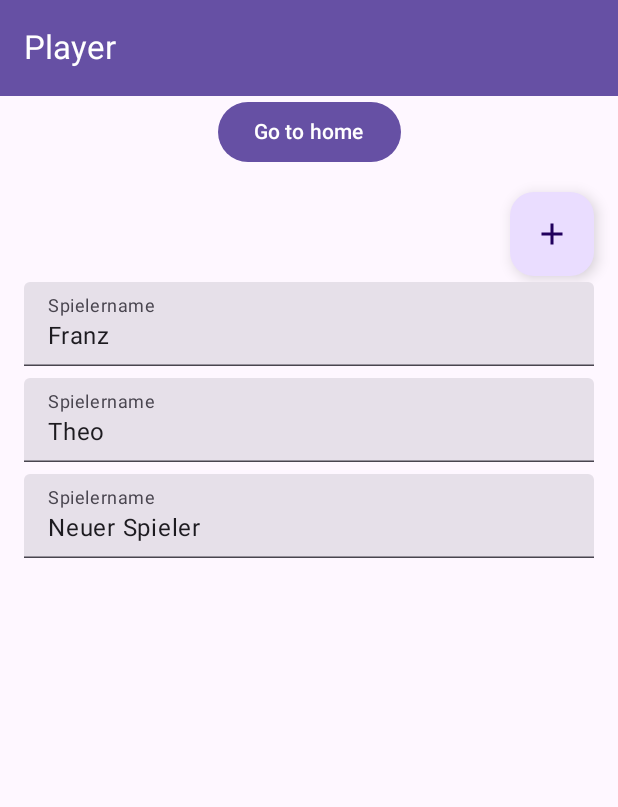
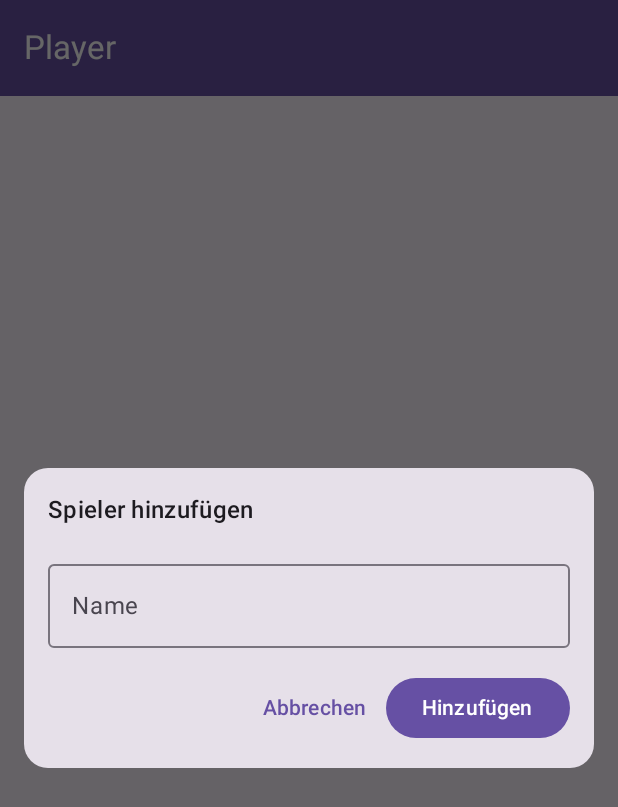
Before and after one commit to franzDamian/MagicMagic, an Android app built with Jetpack Compose: the PlayerScreen screen opened through its navigation route, after a tap on "Plus-Icon", on a phone screen of 412 x 824 dp. Shown: the top 807 px of the screen. Run offline under Robolectric (Android 15) with nearby library versions, the phone set to English and light mode, and no system bars; our stand-ins replace Dagger/Hilt's generated code, Room's generated code.

```diff
--- a/app/src/main/AndroidManifest.xml
+++ b/app/src/main/AndroidManifest.xml
@@ -3,6 +3,7 @@
     xmlns:tools="http://schemas.android.com/tools">
 
     <application
+        android:name=".MagicMagicApp"
         android:allowBackup="true"
         android:dataExtractionRules="@xml/data_extraction_rules"
         android:fullBackupContent="@xml/backup_rules"
--- /dev/null
+++ b/app/src/main/java/com/magic/magicmagic/AppModule.kt
@@ -0,0 +1,28 @@
+package com.magic.magicmagic
+
+import android.content.Context
+import androidx.room.Room
+import com.magic.magicmagic.database.AppDatabase
+import com.magic.magicmagic.database.PlayerDao
+import dagger.Module
+import dagger.Provides
+import dagger.hilt.InstallIn
+import dagger.hilt.android.qualifiers.ApplicationContext
+import dagger.hilt.components.SingletonComponent
+
+@Module
+@InstallIn(SingletonComponent::class)
+object AppModule {
+
+    @Provides
+    fun provideDb(@ApplicationContext ctx: Context): AppDatabase {
+        return Room.databaseBuilder(
+            ctx,
+            AppDatabase::class.java,
+            "magicmagic-db"
+        ).build()
+    }
+
+    @Provides
+    fun providePlayerDao(db: AppDatabase): PlayerDao = db.playerDao()
+}
--- a/app/src/main/java/com/magic/magicmagic/MainActivity.kt
+++ b/app/src/main/java/com/magic/magicmagic/MainActivity.kt
@@ -14,7 +14,9 @@ import androidx.compose.ui.tooling.preview.Preview
 import com.magic.magicmagic.components.TopBar
 import com.magic.magicmagic.navigation.NavigationProvider
 import com.magic.magicmagic.ui.theme.MagicMagicTheme
+import dagger.hilt.android.AndroidEntryPoint
 
+@AndroidEntryPoint
 class MainActivity : ComponentActivity() {
     override fun onCreate(savedInstanceState: Bundle?) {
         super.onCreate(savedInstanceState)
--- a/app/src/main/java/com/magic/magicmagic/components/player/PlayerList.kt
+++ b/app/src/main/java/com/magic/magicmagic/components/player/PlayerList.kt
@@ -1,84 +1,41 @@
-import androidx.compose.foundation.background
-import androidx.compose.foundation.border
-import androidx.compose.foundation.layout.Column
-import androidx.compose.foundation.layout.fillMaxSize
-import androidx.compose.foundation.layout.fillMaxWidth
-import androidx.compose.foundation.layout.padding
+import androidx.compose.foundation.layout.Arrangement
+import androidx.compose.foundation.layout.PaddingValues
+import androidx.compose.foundation.layout.Row
 import androidx.compose.foundation.lazy.LazyColumn
 import androidx.compose.foundation.lazy.items
 import androidx.compose.material.icons.Icons
-import androidx.compose.material.icons.filled.Add
-import androidx.compose.material3.Button
-import androidx.compose.material3.FloatingActionButton
+import androidx.compose.material.icons.filled.Delete
 import androidx.compose.material3.Icon
 import androidx.compose.material3.IconButton
-import androidx.compose.material3.MaterialTheme
 import androidx.compose.material3.Text
 import androidx.compose.material3.TextField
 import androidx.compose.runtime.Composable
-import androidx.compose.runtime.collectAsState
-import androidx.compose.runtime.getValue
-import androidx.compose.runtime.mutableStateOf
-import androidx.compose.runtime.remember
-import androidx.compose.runtime.setValue
-import androidx.compose.ui.Alignment
-import androidx.compose.ui.Modifier
-import androidx.compose.ui.graphics.Color
 import androidx.compose.ui.unit.dp
-import androidx.lifecycle.ViewModel
-import com.magic.magicmagic.components.player.Player
-import com.magic.magicmagic.ui.theme.MagicMagicTheme
-import kotlinx.coroutines.flow.MutableStateFlow
-import kotlinx.coroutines.flow.asStateFlow
-import org.intellij.lang.annotations.JdkConstants.HorizontalAlignment
-import kotlin.concurrent.thread
-
-class PlayerListViewModel : ViewModel() {
-    private val _players = MutableStateFlow(listOf(Player("Franz"), Player("Theo")))
-    val players = _players.asStateFlow()
-
-    fun addPlayer(playerName: String) {
-        _players.value += Player(playerName)
-    }
-
-    fun updatePlayerName(index: Int, newName: String) {
-        val updatedPlayers = _players.value.toMutableList()
-        updatedPlayers[index] = Player(newName)
-        _players.value = updatedPlayers
-    }
-}
+import com.magic.magicmagic.database.Player
 
 @Composable
-fun PlayerList() {
-    val viewModel = PlayerListViewModel()
-    val players by viewModel.players.collectAsState()
+fun PlayerList(
+    players: List<Player>,
+    onRemovePlayer: (player: Player) -> Unit,
+) {
 
-    Column(
-        modifier = Modifier.fillMaxSize().padding(16.dp)
+    LazyColumn(
+        contentPadding = PaddingValues(16.dp),
+        verticalArrangement = Arrangement.spacedBy(4.dp)
     ) {
-        Column(horizontalAlignment = Alignment.End, modifier = Modifier.fillMaxWidth()) {
-            FloatingActionButton(
-                onClick = { viewModel.addPlayer("Neuer Spieler") },
+        items(players) { player ->
+            Row(
+                horizontalArrangement = Arrangement.spacedBy(8.dp)
             ) {
-                Icon(
-                    imageVector = Icons.Filled.Add,
-                    contentDescription = "Plus-Icon"
+                TextField(
+                    value = player.name,
+                    onValueChange = {},
+                    readOnly = true,
+                    label = { Text("Spielername") },
                 )
-            }
-        }
-
-        LazyColumn {
-            items(players.size) { index ->
-                var playerName by remember { mutableStateOf(players[index].name) }
-                TextField(
-                    value = playerName,
-                    onValueChange = {
-                        playerName = it
-                        viewModel.updatePlayerName(index, it)
-                    },
-                    label = { Text("Spielername") },
-                    modifier = Modifier.fillMaxWidth().padding(vertical = 4.dp)
-                )
+                IconButton(onClick = { onRemovePlayer(player) }) {
+                    Icon(Icons.Filled.Delete, contentDescription = "Spieler entfernen")
+                }
             }
         }
     }
--- /dev/null
+++ b/app/src/main/java/com/magic/magicmagic/database/AppDatabase.kt
@@ -0,0 +1,13 @@
+package com.magic.magicmagic.database
+
+import androidx.room.Database
+import androidx.room.RoomDatabase
+
+@Database(
+    entities = [Player::class],
+    version = 1,
+)
+abstract class AppDatabase : RoomDatabase() {
+
+    abstract fun playerDao(): PlayerDao
+}
--- /dev/null
+++ b/app/src/main/java/com/magic/magicmagic/database/PlayerDao.kt
@@ -0,0 +1,19 @@
+package com.magic.magicmagic.database
+
+import androidx.room.Dao
+import androidx.room.Delete
+import androidx.room.Insert
+import androidx.room.Query
+import kotlinx.coroutines.flow.Flow
+
+@Dao
+interface PlayerDao {
+    @Insert
+    suspend fun insert(player: Player)
+
+    @Delete
+    suspend fun delete(player: Player)
+
+    @Query("SELECT * FROM Player")
+    fun getAll(): Flow<List<Player>>
+}
--- a/app/src/main/java/com/magic/magicmagic/screens/PlayerScreen.kt
+++ b/app/src/main/java/com/magic/magicmagic/screens/PlayerScreen.kt
@@ -3,18 +3,44 @@ package com.magic.magicmagic.screens
 import PlayerList
 import androidx.compose.foundation.layout.Arrangement
 import androidx.compose.foundation.layout.Column
+import androidx.compose.foundation.layout.Row
 import androidx.compose.foundation.layout.fillMaxSize
+import androidx.compose.foundation.layout.fillMaxWidth
+import androidx.compose.foundation.layout.padding
+import androidx.compose.foundation.shape.RoundedCornerShape
+import androidx.compose.material.icons.Icons
+import androidx.compose.material.icons.filled.Add
 import androidx.compose.material3.Button
+import androidx.compose.material3.Card
+import androidx.compose.material3.FloatingActionButton
+import androidx.compose.material3.Icon
+import androidx.compose.material3.MaterialTheme
+import androidx.compose.material3.OutlinedTextField
 import androidx.compose.material3.Text
+import androidx.compose.material3.TextButton
 import androidx.compose.runtime.Composable
+import androidx.compose.runtime.getValue
+import androidx.compose.runtime.mutableStateOf
+import androidx.compose.runtime.remember
+import androidx.compose.runtime.setValue
 import androidx.compose.ui.Alignment
 import androidx.compose.ui.Modifier
+import androidx.compose.ui.unit.dp
+import androidx.compose.ui.window.Dialog
+import androidx.hilt.navigation.compose.hiltViewModel
+import androidx.lifecycle.compose.collectAsStateWithLifecycle
 import com.magic.magicmagic.navigation.HomeRoute
 import com.magic.magicmagic.navigation.LocalNavController
 import com.magic.magicmagic.navigation.navigateSingleTopTo
 
 @Composable
-fun PlayerScreen() {
+fun PlayerScreen(
+    viewModel: PlayerScreenViewModel = hiltViewModel(),
+) {
+    val players = viewModel.players.collectAsStateWithLifecycle()
+
+    var dialogOpen by remember { mutableStateOf(false) }
+
     val navController = LocalNavController.current
     Column(
         modifier = Modifier.fillMaxSize(),
@@ -26,6 +52,72 @@ fun PlayerScreen() {
         }) {
             Text("Go to home")
         }
-        PlayerList()
+        FloatingActionButton(
+            onClick = { dialogOpen = true },
+        ) {
+            Icon(
+                imageVector = Icons.Filled.Add,
+                contentDescription = "Plus-Icon"
+            )
+        }
+        if (dialogOpen) {
+            AddPlayerDialog(
+                onAdd = viewModel::addPlayer,
+                onDismiss = { dialogOpen = false }
+            )
+        }
+        PlayerList(players.value, viewModel::removePlayer)
     }
 }
+
+@Composable
+fun AddPlayerDialog(
+    onAdd: (name: String) -> Unit,
+    onDismiss: () -> Unit
+) {
+    Dialog(
+        onDismissRequest = onDismiss
+    ) {
+        Card(
+            modifier = Modifier
+                .fillMaxWidth()
+                .padding(16.dp),
+            shape = RoundedCornerShape(16.dp),
+        ) {
+            var name by remember { mutableStateOf("") }
+
+            Column(
+                modifier = Modifier.padding(16.dp),
+                verticalArrangement = Arrangement.spacedBy(16.dp)
+            ) {
+                Text("Spieler hinzufügen", style = MaterialTheme.typography.titleMedium)
+
+                OutlinedTextField(
+                    value = name,
+                    onValueChange = { name = it },
+                    label = { Text("Name") },
+                    modifier = Modifier.fillMaxWidth()
+                )
+
+                Row(
+                    modifier = Modifier.fillMaxWidth(),
+                    horizontalArrangement = Arrangement.End
+                ) {
+                    TextButton(
+                        onClick = onDismiss,
+                    ) {
+                        Text("Abbrechen")
+                    }
+                    Button(
+                        onClick = {
+                            onAdd(name)
+                            onDismiss()
+                        },
+                    ) {
+                        Text("Hinzufügen")
+                    }
+                }
+            }
+        }
+    }
+}
--- /dev/null
+++ b/app/src/main/java/com/magic/magicmagic/screens/PlayerScreenViewModel.kt
@@ -0,0 +1,31 @@
+package com.magic.magicmagic.screens
+
+import androidx.lifecycle.ViewModel
+import androidx.lifecycle.viewModelScope
+import com.magic.magicmagic.database.Player
+import com.magic.magicmagic.database.PlayerDao
+import dagger.hilt.android.lifecycle.HiltViewModel
+import kotlinx.coroutines.flow.SharingStarted
+import kotlinx.coroutines.flow.stateIn
+import kotlinx.coroutines.launch
+import javax.inject.Inject
+
+@HiltViewModel
+class PlayerScreenViewModel @Inject constructor(
+    val playerDao: PlayerDao
+): ViewModel() {
+    private val _players = playerDao.getAll()
+    val players = _players.stateIn(viewModelScope, SharingStarted.WhileSubscribed(5000), emptyList())
+
+    fun addPlayer(name: String) {
+        viewModelScope.launch {
+            playerDao.insert(Player(name = name))
+        }
+    }
+
+    fun removePlayer(player: Player) {
+        viewModelScope.launch {
+            playerDao.delete(player)
+        }
+    }
+}
--- a/build.gradle.kts
+++ b/build.gradle.kts
@@ -3,4 +3,7 @@ plugins {
     alias(libs.plugins.android.application) apply false
     alias(libs.plugins.kotlin.android) apply false
     alias(libs.plugins.kotlin.compose) apply false
+    alias(libs.plugins.ksp) apply false
+    alias(libs.plugins.room) apply false
+    alias(libs.plugins.hilt) apply false
 }
```
Also changed, not shown: app/build.gradle.kts (+15 -2 lines), app/src/main/java/com/magic/magicmagic/MagicMagicApp.kt (added, +8 -0 lines), app/src/main/java/com/magic/magicmagic/database/Player.kt (added, +11 -0 lines), gradle/libs.versions.toml (+17 -7 lines), 1 other file.
